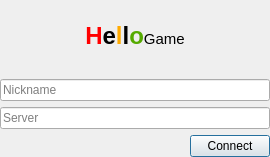
Qt form project/client/startdialog.ui (acolombier/MSc-DistributedSystemProject-HelloGame) before a commit.
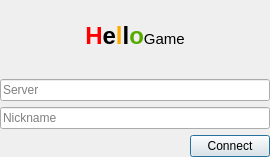
The same form after that commit. Icons and pictures are not drawn.

Patch:
```diff
--- a/project/client/startdialog.ui
+++ b/project/client/startdialog.ui
@@ -43,6 +43,13 @@
      </property>
     </widget>
    </item>
+   <item>
+    <widget class="QLineEdit" name="serverValue">
+     <property name="placeholderText">
+      <string>Server</string>
+     </property>
+    </widget>
+   </item>
    <item>
     <widget class="QLineEdit" name="nicknameValue">
      <property name="text">
@@ -53,13 +60,6 @@
      </property>
     </widget>
    </item>
-   <item>
-    <widget class="QLineEdit" name="serverValue">
-     <property name="placeholderText">
-      <string>Server</string>
-     </property>
-    </widget>
-   </item>
    <item>
     <layout class="QHBoxLayout" name="horizontalLayout">
      <property name="spacing">
```
Left out of the diff: 13 changed lines with no effect on the pictures.
